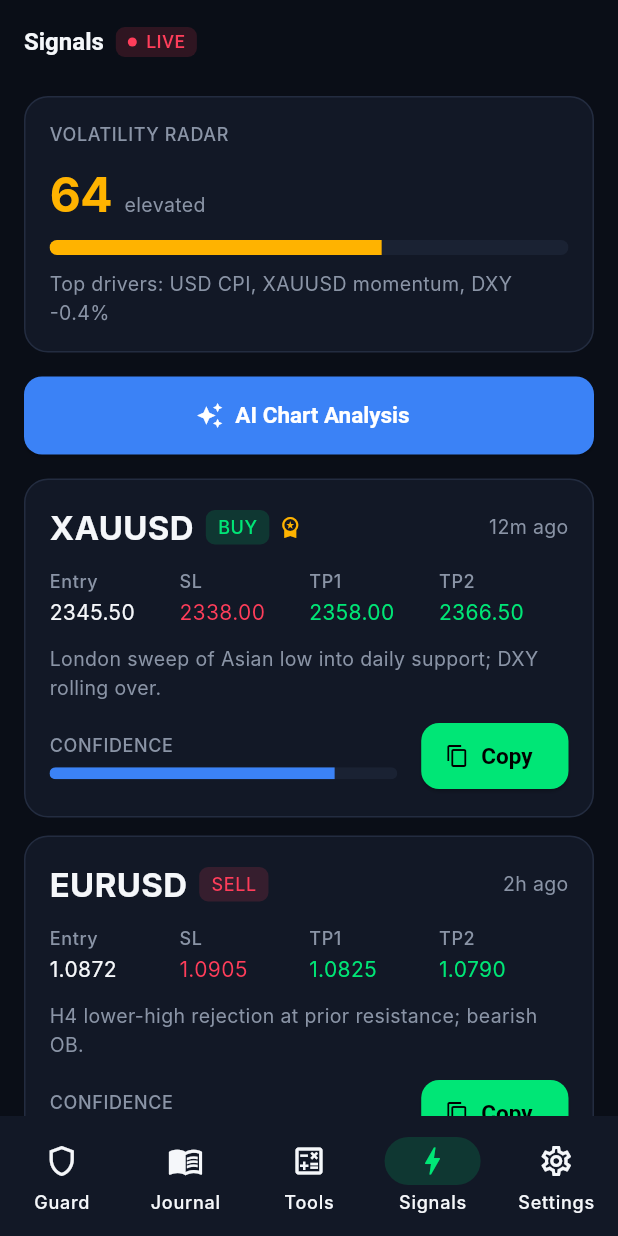
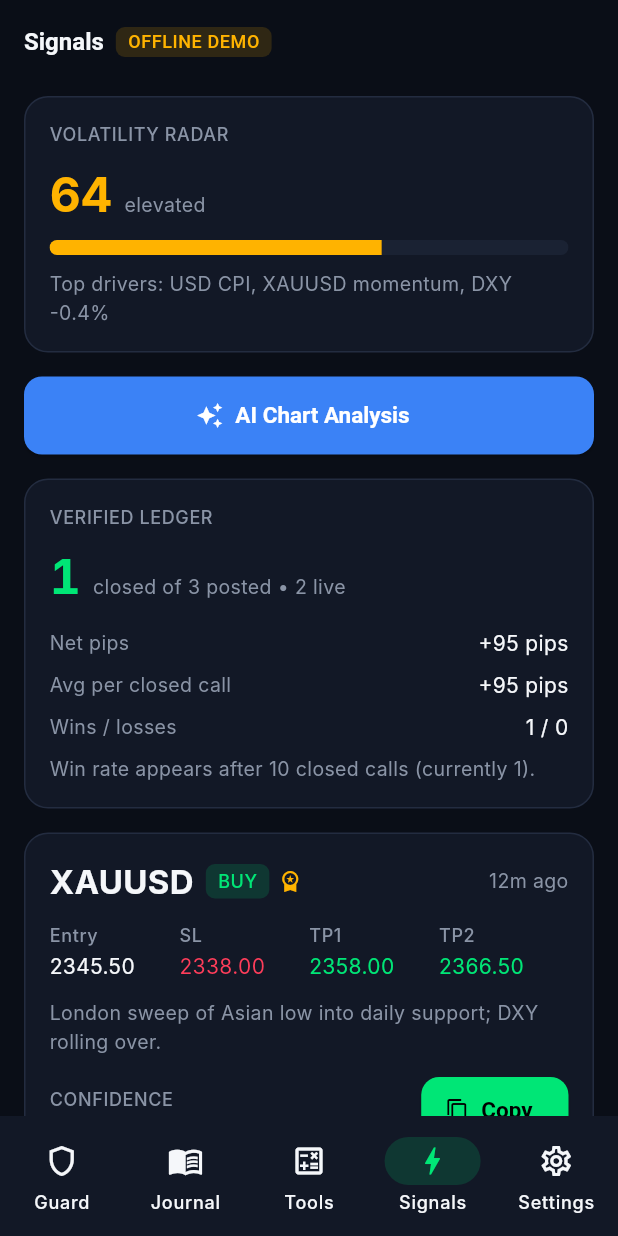
Before and after one commit to Damina24/tradeguard, a Flutter app: the screen it shows after launch, item 4 of the bottom bar chosen, on a phone screen of 412 x 824 dp. Run offline on Flutter 3.47's test engine with Material 3 defaults, Android fonts, the phone set to English and light mode, and no system bars; our stand-ins replace csv, firebase_core, firebase_messaging, fl_chart, flutter_riverpod, go_router and 3 more; accounts and stored records are empty; Roboto replaces fonts that are missing (Inter).

Commit message:
feat(signals): 3.1 feed + verified ledger (repository-backed, mock-first, reportable-rate floor)

```diff
--- a/lib/core/services/providers.dart
+++ b/lib/core/services/providers.dart
@@ -253,10 +253,18 @@ class TradesNotifier extends StateNotifier<List<Trade>> {
   }
 }
 
-/// ---- Signals ----
-
-final Provider<List<Signal>> signalsProvider =
-    Provider<List<Signal>>((Ref ref) => MockData.signals());
+/// ---- Signals (task 3.1) ----
+///
+/// The feed behind `signalFeedProvider` in `features/signals`. Kept here (not
+/// moved into the feature) because the copy-confirm sheet in
+/// `features/signals/presentation` already imports from this file, and moving
+/// it would churn every import for no behavioural gain.
+final Provider<List<Signal>> signalsProvider = Provider<List<Signal>>((Ref ref) {
+  // Legacy alias: the screen reads `signalFeedProvider` directly, but older
+  // widgets and tests may still watch this. It mirrors the same seed so both
+  // paths can never disagree.
+  return MockData.signals();
+});
 
 /// ---- Trade review (task 2.3) ----
 
--- /dev/null
+++ b/lib/features/signals/domain/signal_stats.dart
@@ -0,0 +1,125 @@
+import '../../../core/models/signal.dart';
+
+/// Verified stats over closed signals: "what the posted calls did".
+///
+/// Every figure is derived from the rows the repository returned — this class
+/// only *recombines* them (counting, summing, weighting by nothing but the
+/// rows themselves). It never reaches back to trades, prices or the journal,
+/// so there is exactly one place where a signal-stat number is defined.
+///
+/// Three facts are deliberately absent, and the UI must say so rather than
+/// fill them in:
+///   * **Win rate below the reporting floor is not stated.** A handful of
+///     closed calls cannot support a rate, and printing one would invite the
+///     reader to treat it as a measured edge. Below [minimumClosed] the stats
+///     report the sample size and no rate at all — the same rule, and the same
+///     reason, as `LeakDetector` and `ReplayScan`.
+///   * **Open calls never count as wins, losses or pips.** An active signal is
+///     risk still held, not a result. Counting it either way would flatter or
+///     punish the ledger for something that has not happened yet.
+///   * **Cancelled calls never count at all.** A call that was withdrawn
+///     before it could resolve is not a trade, and treating it as a loss
+///     would make a selective desk look like it missed money.
+class SignalStats {
+  const SignalStats({
+    required this.total,
+    required this.active,
+    required this.closed,
+    required this.wins,
+    required this.losses,
+    required this.netPips,
+    required this.avgPips,
+  });
+
+  /// Minimum closed calls before a win rate may be stated. Ten, not five: a
+  /// signal ledger is a small, hand-picked sample and a rate off three calls
+  /// is not a weak statistic, it is a misleading one.
+  static const int minimumClosed = 10;
+
+  /// Empty set, used for the no-signal and error states.
+  static const SignalStats empty = SignalStats(
+    total: 0,
+    active: 0,
+    closed: 0,
+    wins: 0,
+    losses: 0,
+    netPips: 0,
+    avgPips: null,
+  );
+
+  /// Every signal the repository returned.
+  final int total;
+
+  /// Still open. Shown as "live calls", never as results.
+  final int active;
+
+  /// Resolved with a pip figure: `closed` status AND a non-null `resultPips`.
+  /// A closed call with no recorded result is honest missing data, not a zero.
+  final int closed;
+
+  /// Closed calls with a positive result.
+  final int wins;
+
+  /// Closed calls with a negative result. Breakeven (exactly 0) is neither.
+  final int losses;
+
+  /// Sum of `resultPips` over closed calls.
+  final double netPips;
+
+  /// Mean pips per closed call. Null when [closed] is zero, so "no closed
+  /// calls" and "closed calls netted zero" cannot look alike.
+  final double? avgPips;
+
+  /// Closed calls behind the ledger — the honest sample size for every claim.
+  int get sampleSize => closed;
+
+  /// Whether the ledger is big enough to state a win rate. Below the floor
+  /// the screen prints the sample size and no rate at all.
+  bool get hasReportableRate => closed >= minimumClosed;
+
+  /// Share of closed calls that won, as a 0…100 percentage. Null below the
+  /// reporting floor, so a caller cannot accidentally render a rate the
+  /// ledger cannot support.
+  double? get winRate =>
+      hasReportableRate ? (wins / closed) * 100 : null;
+
+  /// Builds stats from the rows the repository returned. Pure, deterministic,
+  /// and total: an empty input yields [empty] rather than throwing, because
+  /// "no signals posted" is a state the UI must render, not an error.
+  static SignalStats of(List<Signal> signals) {
+    if (signals.isEmpty) return empty;
+    int active = 0;
+    int closed = 0;
+    int wins = 0;
+    int losses = 0;
+    double netPips = 0;
+    for (final Signal s in signals) {
+      if (s.status == SignalStatus.active) {
+        active++;
+        continue;
+      }
+      final double? pips = s.resultPips;
+      if (s.status != SignalStatus.closed || pips == null) continue;
+      closed++;
+      netPips += pips;
+      if (pips > 0) {
+        wins++;
+      } else if (pips < 0) {
+        losses++;
+      }
+    }
+    return SignalStats(
+      total: signals.length,
+      active: active,
+      closed: closed,
+      wins: wins,
+      losses: losses,
+      netPips: netPips,
+      avgPips: closed == 0 ? null : netPips / closed,
+    );
+  }
+
+  @override
+  String toString() => 'SignalStats(total=$total, active=$active, '
+      'closed=$closed, wins=$wins, losses=$losses, netPips=$netPips)';
+}
--- a/lib/features/signals/presentation/signals_screen.dart
+++ b/lib/features/signals/presentation/signals_screen.dart
@@ -3,27 +3,36 @@ import 'package:flutter_riverpod/flutter_riverpod.dart';
 
 import '../../../core/constants/app_strings.dart';
 import '../../../core/models/signal.dart';
-import '../../../core/services/providers.dart';
 import '../../../core/theme/app_colors.dart';
 import '../../../core/theme/app_text_styles.dart';
 import '../../../core/utils/formatters.dart';
+import '../domain/signal_stats.dart';
+import '../signal_providers.dart';
 import '../widgets/signal_card.dart';
+import '../widgets/signal_stats_card.dart';
 import 'copy_confirm_sheet.dart';
 
+/// Signals feed + verified stats (task 3.1).
+///
+/// The feed reads `signalFeedProvider`: the `signals` table in live mode, the
+/// offline seed in mock mode. The stats card reads `signalStatsProvider` and
+/// states a win rate only above [SignalStats.minimumClosed] closed calls — a
+/// ledger too thin to support a rate prints its sample size and no rate at
+/// all, never a flattering percentage off three calls.
 class SignalsScreen extends ConsumerWidget {
   const SignalsScreen({super.key});
 
   @override
   Widget build(BuildContext context, WidgetRef ref) {
-    final List<Signal> signals = ref.watch(signalsProvider);
+    final SignalFeedState feed = ref.watch(signalFeedProvider);
 
     return Scaffold(
       appBar: AppBar(
-        title: const Row(
+        title: Row(
           children: <Widget>[
-            Text('Signals'),
-            SizedBox(width: 8),
-            _LiveBadge(),
+            const Text('Signals'),
+            const SizedBox(width: 8),
+            feed.isStubbed ? const _DemoBadge() : const _LiveBadge(),
           ],
         ),
       ),
@@ -46,7 +55,18 @@ class SignalsScreen extends ConsumerWidget {
             label: const Text('AI Chart Analysis'),
           ),
           const SizedBox(height: 16),
-          for (final Signal s in signals)
+          const SignalStatsCard(),
+          const SizedBox(height: 16),
+          switch (feed.status) {
+            SignalFeedStatus.loading => const _FeedLoading(),
+            SignalFeedStatus.empty => const _FeedEmpty(),
+            SignalFeedStatus.error => _FeedError(
+                onRetry: () =>
+                    ref.read(signalFeedProvider.notifier).refresh(),
+              ),
+            SignalFeedStatus.ready => const SizedBox.shrink(),
+          },
+          for (final Signal s in feed.signals)
             SignalCard(
               signal: s,
               onCopy: () => showModalBottomSheet<void>(
@@ -75,6 +95,79 @@ class SignalsScreen extends ConsumerWidget {
   }
 }
 
+class _FeedLoading extends StatelessWidget {
+  const _FeedLoading();
+
+  @override
+  Widget build(BuildContext context) {
+    return const Padding(
+      padding: EdgeInsets.symmetric(vertical: 24),
+      child: Center(child: CircularProgressIndicator()),
+    );
+  }
+}
+
+/// No signals posted yet. Distinct from a failed read: telling a trader the
+/// desk is quiet when in fact the feed could not be read would hide a backend
+/// misconfiguration behind an inviting empty screen.
+class _FeedEmpty extends StatelessWidget {
+  const _FeedEmpty();
+
+  @override
+  Widget build(BuildContext context) {
+    return Container(
+      padding: const EdgeInsets.all(16),
+      decoration: BoxDecoration(
+        color: AppColors.surface,
+        borderRadius: BorderRadius.circular(16),
+        border: Border.all(color: AppColors.divider),
+      ),
+      child: const Text(
+        'No signals posted yet. New operator calls appear here.',
+        style: AppTextStyles.muted,
+      ),
+    );
+  }
+}
+
+/// The feed read failed. Never rendered as "no signals": a failure that looks
+/// like an empty desk tells the trader nothing is wrong when the backend may
+/// simply be unreachable.
+class _FeedError extends StatelessWidget {
+  const _FeedError({required this.onRetry});
+
+  final VoidCallback onRetry;
+
+  @override
+  Widget build(BuildContext context) {
+    return Container(
+      padding: const EdgeInsets.all(16),
+      decoration: BoxDecoration(
+        color: AppColors.surface,
+        borderRadius: BorderRadius.circular(16),
+        border: Border.all(color: AppColors.divider),
+      ),
+      child: Column(
+        crossAxisAlignment: CrossAxisAlignment.start,
+        children: <Widget>[
+          const Text(
+            'Could not load signals. Check your connection and try again.',
+            style: AppTextStyles.body,
+          ),
+          const SizedBox(height: 12),
+          OutlinedButton.icon(
+            onPressed: onRetry,
+            icon: const Icon(Icons.refresh),
+            label: const Text('Retry'),
+          ),
+        ],
+      ),
+    );
+  }
+}
+
+/// Live operator feed. Shown only when the repository is NOT stubbed, so the
+/// screen can never imply live posts while serving the offline seed.
 class _LiveBadge extends StatelessWidget {
   const _LiveBadge();
 
@@ -102,6 +195,28 @@ class _LiveBadge extends StatelessWidget {
             style: AppTextStyles.label.copyWith(color: AppColors.danger),
           ),
         ],
+      ),
+    );
+  }
+}
+
+/// Offline seed. An unlabelled demo feed is indistinguishable from live
+/// operator posts — exactly the impression a compliance-sensitive product must
+/// not give.
+class _DemoBadge extends StatelessWidget {
+  const _DemoBadge();
+
+  @override
+  Widget build(BuildContext context) {
+    return Container(
+      padding: const EdgeInsets.symmetric(horizontal: 8, vertical: 3),
+      decoration: BoxDecoration(
+        color: AppColors.warning.withValues(alpha: 0.15),
+        borderRadius: BorderRadius.circular(6),
+      ),
+      child: Text(
+        'OFFLINE DEMO',
+        style: AppTextStyles.label.copyWith(color: AppColors.warning),
       ),
     );
   }
--- /dev/null
+++ b/lib/features/signals/signal_providers.dart
@@ -0,0 +1,100 @@
+import 'dart:async';
+
+import 'package:flutter_riverpod/flutter_riverpod.dart';
+
+import '../../core/models/signal.dart';
+import '../../core/services/services.dart';
+import 'data/signal_repository.dart';
+import 'domain/signal_stats.dart';
+
+/// Where the signal feed read currently stands.
+///
+/// Four states, not two, because they call for different words and different
+/// next actions from the trader:
+///   * [loading] — still asking the repository.
+///   * [empty]   — the table returned nothing: no signals posted yet.
+///   * [error]   — the read failed. Never rendered as "no signals".
+///   * [ready]   — rows are in hand; the *ledger* may still be too thin to
+///     state a win rate (see [SignalStats.hasReportableRate]), which is a
+///     different message.
+///
+/// The distinction that matters: "not enough closed calls to state a rate"
+/// must not look like "the desk loses". A new desk shown the second would be
+/// judged on a sample that cannot support any judgement.
+enum SignalFeedStatus { loading, empty, error, ready }
+
+/// Raw result of the repository read.
+///
+/// Kept as persisted facts only — no derived numbers — so this state can
+/// never be read as a second opinion about performance.
+class SignalFeedState {
+  const SignalFeedState({
+    this.status = SignalFeedStatus.loading,
+    this.signals = const <Signal>[],
+    this.isStubbed = false,
+  });
+
+  /// The error state. Carries no exception, on purpose: a PostgREST error
+  /// names tables and columns, and nothing it says is worth showing a trader.
+  factory SignalFeedState.error({required bool isStubbed}) =>
+      SignalFeedState(status: SignalFeedStatus.error, isStubbed: isStubbed);
+
+  final SignalFeedStatus status;
+
+  /// Signals as the repository returned them, newest first.
+  final List<Signal> signals;
+
+  /// Whether the feed is the offline seed. Carried on the state, so the feed
+  /// and the badge describing it cannot come from two sources that disagree.
+  final bool isStubbed;
+
+  bool get isReady => status == SignalFeedStatus.ready;
+}
+
+/// Loads the `signals` feed.
+///
+/// Account isolation comes from the repository, not from here: this notifier
+/// has no user parameter and no way to be asked for another trader's data.
+/// The table holds operator-posted rows readable by any signed-in trader, and
+/// the repository reads identity from the session.
+class SignalFeedNotifier extends StateNotifier<SignalFeedState> {
+  SignalFeedNotifier(this._repo) : super(SignalFeedState(isStubbed: _repo.isStubbed)) {
+    unawaited(refresh());
+  }
+
+  final SignalRepository _repo;
+
+  Future<void> refresh() async {
+    try {
+      final List<Signal> rows = await _repo.fetchSignals();
+      if (!mounted) return;
+      state = SignalFeedState(
+        status: rows.isEmpty ? SignalFeedStatus.empty : SignalFeedStatus.ready,
+        signals: List<Signal>.unmodifiable(rows),
+        isStubbed: _repo.isStubbed,
+      );
+    } catch (_) {
+      if (!mounted) return;
+      state = SignalFeedState.error(isStubbed: _repo.isStubbed);
+    }
+  }
+}
+
+final StateNotifierProvider<SignalFeedNotifier, SignalFeedState>
+    signalFeedProvider =
+    StateNotifierProvider<SignalFeedNotifier, SignalFeedState>(
+  (Ref ref) => SignalFeedNotifier(Services.instance.signals),
+);
+
+/// Verified stats over the loaded feed, derived once from the rows.
+///
+/// [SignalStats.empty] is the honest fallback for the loading / empty / error
+/// states: a stats card that threw or showed another feed's numbers would be
+/// worse than one that shows nothing.
+final Provider<SignalStats> signalStatsProvider = Provider<SignalStats>((Ref ref) {
+  final SignalFeedState state = ref.watch(signalFeedProvider);
+  if (state.status != SignalFeedStatus.ready || state.signals.isEmpty) {
+    return SignalStats.empty;
+  }
+  return SignalStats.of(state.signals);
+});
--- /dev/null
+++ b/lib/features/signals/widgets/signal_stats_card.dart
@@ -0,0 +1,105 @@
+import 'package:flutter/material.dart';
+import 'package:flutter_riverpod/flutter_riverpod.dart';
+
+import '../../../core/theme/app_colors.dart';
+import '../../../core/theme/app_text_styles.dart';
+import '../domain/signal_stats.dart';
+import '../signal_providers.dart';
+
+/// Verified ledger over closed signals: what the posted calls actually did.
+///
+/// States a win rate only above [SignalStats.minimumClosed]; below the floor
+/// it prints the sample size and no rate at all. A rate off a handful of
+/// calls is not a weak statistic, it is a misleading one — and in a product
+/// that must never promise a win rate, it is the single most dangerous number
+/// on this screen.
+class SignalStatsCard extends ConsumerWidget {
+  const SignalStatsCard({super.key});
+
+  @override
+  Widget build(BuildContext context, WidgetRef ref) {
+    final SignalStats stats = ref.watch(signalStatsProvider);
+    final SignalFeedState feed = ref.watch(signalFeedProvider);
+
+    return Container(
+      padding: const EdgeInsets.all(16),
+      decoration: BoxDecoration(
+        color: AppColors.surface,
+        borderRadius: BorderRadius.circular(16),
+        border: Border.all(color: AppColors.divider),
+      ),
+      child: Column(
+        crossAxisAlignment: CrossAxisAlignment.start,
+        children: <Widget>[
+          const Text('VERIFIED LEDGER', style: AppTextStyles.label),
+          const SizedBox(height: 8),
+          if (feed.status == SignalFeedStatus.loading)
+            const Text('Loading ledger…', style: AppTextStyles.muted)
+          else if (feed.status == SignalFeedStatus.error)
+            const Text(
+              'Ledger unavailable — the feed could not be read.',
+              style: AppTextStyles.muted,
+            )
+          else if (stats.total == 0)
+            const Text('No signals posted yet.', style: AppTextStyles.muted)
+          else ...<Widget>[
+            Row(
+              crossAxisAlignment: CrossAxisAlignment.end,
+              children: <Widget>[
+                Text(
+                  stats.closed.toString(),
+                  style:
+                      AppTextStyles.metric.copyWith(color: AppColors.primary),
+                ),
+                const SizedBox(width: 8),
+                Padding(
+                  padding: const EdgeInsets.only(bottom: 6),
+                  child: Text(
+                    'closed of ${stats.total} posted'
+                    '${stats.active > 0 ? ' • ${stats.active} live' : ''}',
+                    style: AppTextStyles.muted,
+                  ),
+                ),
+              ],
+            ),
+            const SizedBox(height: 8),
+            _row('Net pips', _signedPips(stats.netPips)),
+            _row('Avg per closed call', _avgPips(stats.avgPips)),
+            _row('Wins / losses', '${stats.wins} / ${stats.losses}'),
+            const SizedBox(height: 4),
+            if (stats.winRate == null)
+              Text(
+                stats.closed == 0
+                    ? 'Win rate appears after the first closed calls are recorded.'
+                    : 'Win rate appears after ${SignalStats.minimumClosed} '
+                        'closed calls (currently ${stats.closed}).',
+                style: AppTextStyles.muted,
+              )
+            else
+              Text(
+                'Win rate ${stats.winRate!.toStringAsFixed(1)}% '
+                'over ${stats.closed} closed calls',
+                style: AppTextStyles.body,
+              ),
+          ],
+        ],
+      ),
+    );
+  }
+
+  static String _signedPips(double pips) =>
+      '${pips >= 0 ? '+' : ''}${pips.toStringAsFixed(0)} pips';
+
+  static String _avgPips(double? avg) => avg == null ? '—' : _signedPips(avg);
+
+  Widget _row(String label, String value) => Padding(
+        padding: const EdgeInsets.symmetric(vertical: 4),
+        child: Row(
+          mainAxisAlignment: MainAxisAlignment.spaceBetween,
+          children: <Widget>[
+            Text(label, style: AppTextStyles.muted),
+            Text(value, style: AppTextStyles.body),
+          ],
+        ),
+      );
+}
```
Also changed, not shown: lib/core/services/services.dart (+12 -0 lines), lib/features/signals/data/mock_signal_repository.dart (added, +25 -0 lines), lib/features/signals/data/signal_repository.dart (added, +40 -0 lines), lib/features/signals/data/supabase_signal_repository.dart (added, +69 -0 lines), 3 other files.
